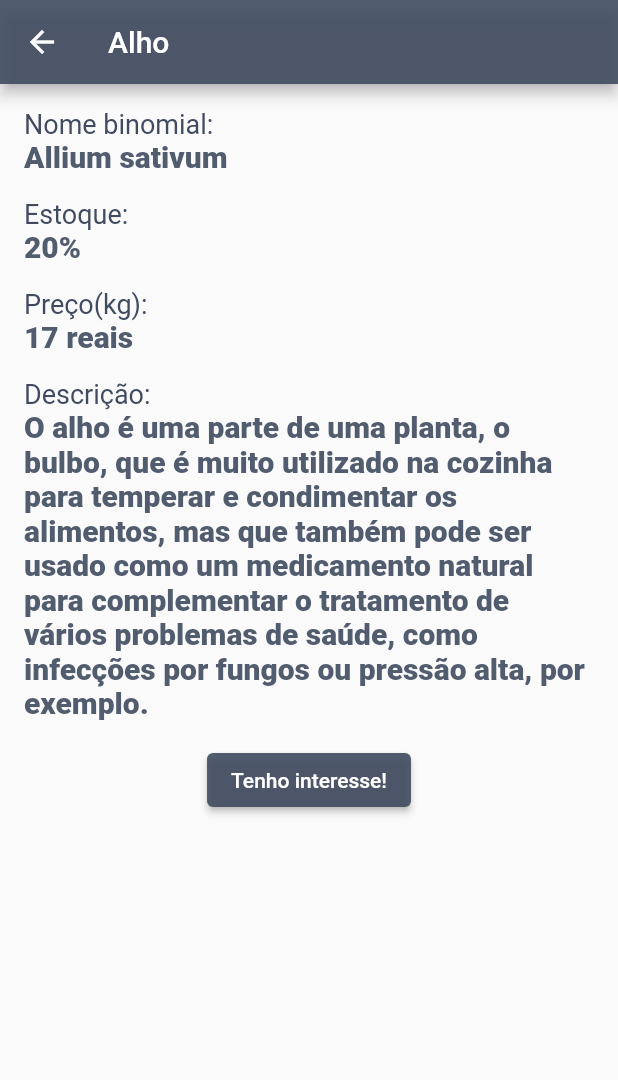
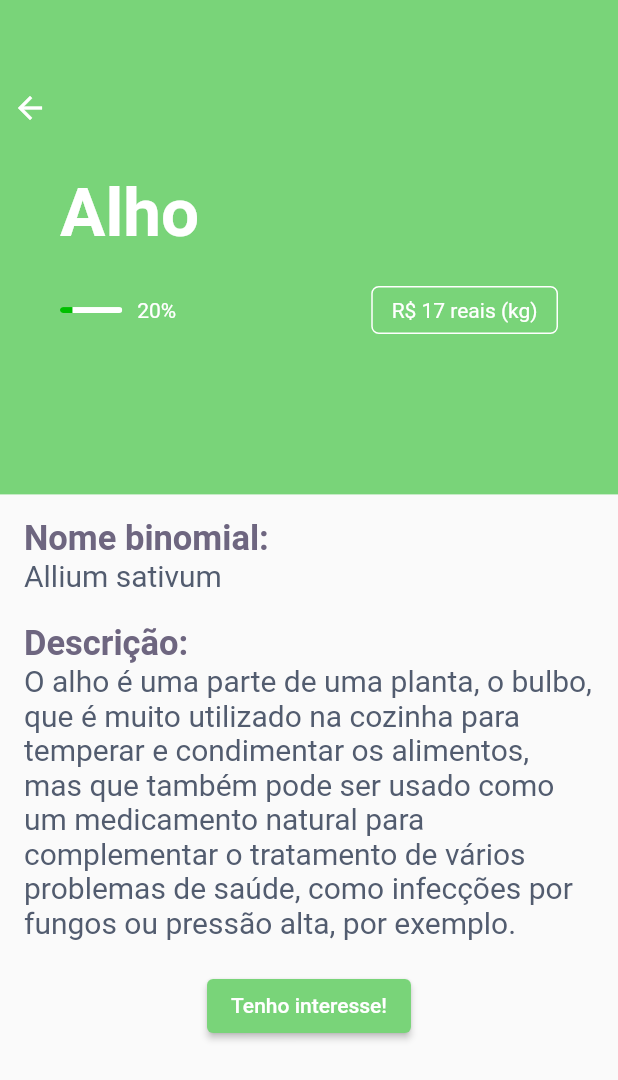
Before and after one commit to vpmoura/lista_cursos, a Flutter app: the screen it shows after launch, after a tap on "Alho", on a phone screen of 412 x 824 dp. Shown: the top 1080 px of the screen. Run offline on Flutter 3.47's test engine with Material 2 defaults, Android fonts, the phone set to English and light mode, and no system bars.

Commit message:
Adicionando estilos e modificando appbar detalhes

```diff
--- a/lib/repository/plantas_repository.dart
+++ b/lib/repository/plantas_repository.dart
@@ -18,7 +18,7 @@ class PlantasRepository {
           nome: 'Alho',
           estoque: '20%',
           percentualEstoque: 0.2,
-          preco: "17 reais",
+          preco: "17 reais (kg)",
           conteudo:
               'O alho é uma parte de uma planta, o bulbo, que é muito utilizado na cozinha para temperar e condimentar os alimentos, mas que também pode ser usado como um medicamento natural para complementar o tratamento de vários problemas de saúde, como infecções por fungos ou pressão alta, por exemplo.',
           nomeBinomial: 'Allium sativum',
@@ -30,10 +30,11 @@ class PlantasRepository {
           nome: 'Jaborandi',
           estoque: '10%',
           percentualEstoque: 0.1,
-            preco: '8 reais',
+          preco: '8 reais (kg)',
           conteudo:
               'A planta e árvore de jaborandi servem como um excelente medicamento da natureza para diversos problemas de saúde. Um dos principais usos do chá com finalidade curativa é para glaucoma.',
-            nomeBinomial: 'Pilocarpus microphyllus'),
+          nomeBinomial: 'Pilocarpus microphyllus',
+        ),
       );
       plantas.add(
         PlantaModel(
@@ -41,10 +42,11 @@ class PlantasRepository {
           nome: 'Valeriana',
           estoque: '60%',
           percentualEstoque: 0.6,
-            preco: '275 reais',
+          preco: '275 reais (kg)',
           conteudo:
               'A valeriana é uma planta medicinal da família das valerianáceas, que também pode ser conhecida como valeriana, valeriana-das-boticas ou valeriana selvagem, e que é muito utilizada popularmente para tratar crises de insônia, ansiedade e agitação.',
-            nomeBinomial: 'Valeriana officinalis'),
+          nomeBinomial: 'Valeriana officinalis',
+        ),
       );
       plantas.add(
         PlantaModel(
@@ -52,21 +54,23 @@ class PlantasRepository {
           nome: 'Erva-doce',
           estoque: '40%',
           percentualEstoque: 0.4,
-            preco: '40 reais',
+          preco: '40 reais (kg)',
           conteudo:
               'Esta planta é usada popularmente para gastrite, inchaço abdominal, má digestão, gases e dor de cabeça devido as propriedades analgésicas, anti-inflamatórias e antidispéptica. A erva-doce é usada também em produtos cosméticos e de perfumaria, podendo ser encontrada em diferentes formas, como extrato seco e óleo.',
-            nomeBinomial: 'Foeniculum vulgare'),
+          nomeBinomial: 'Foeniculum vulgare',
+        ),
       );
       plantas.add(
         PlantaModel(
           id: 4,
-            nome: 'Macela-do-campo',
+          nome: 'Macela',
           estoque: '30%',
           percentualEstoque: 0.3,
-            preco: '88 reais',
+          preco: '88 reais (kg)',
           conteudo:
               'A macela é uma planta medicinal muito utilizada como remédio caseiro para acalmar. As propriedades da macela incluem sua ação antiviral, antiespasmódica, anti-séptica, anti-inflamatória, calmante, antialérgica, adstringente, relaxante, tônica, digestiva e expectorante.',
-            nomeBinomial: 'Achyrocline satureioides'),
+          nomeBinomial: 'Achyrocline satureioides',
+        ),
       );
     }
 
--- a/lib/screens/plantas_detalhes_screen.dart
+++ b/lib/screens/plantas_detalhes_screen.dart
@@ -7,12 +7,74 @@ class PlantasDetalhesScreen extends StatelessWidget {
   Widget build(BuildContext context) {
     PlantaModel plantaModel = ModalRoute.of(context).settings.arguments;
 
-    return Scaffold(
-      appBar: AppBar(
-        backgroundColor: Color.fromRGBO(64, 75, 96, .9),
-        title: Text(plantaModel.nome),
+    final levelIndicator = Container(
+      child: Container(
+        child: ClipRRect(
+          borderRadius: BorderRadius.circular(4),
+          child: LinearProgressIndicator(
+            backgroundColor: Colors.white,
+            value: plantaModel.percentualEstoque,
+            valueColor: AlwaysStoppedAnimation(Color(0xFF00bf00)),
           ),
-      body: Padding(
+        ),
+      ),
+    );
+
+    final precoPlanta = Container(
+      padding: const EdgeInsets.all(7.0),
+      decoration: new BoxDecoration(
+        border: new Border.all(color: Colors.white),
+        borderRadius: BorderRadius.circular(5.0),
+      ),
+      child: Center(
+        child: new Text(
+          "R\$ " + plantaModel.preco.toString(),
+          style: TextStyle(color: Colors.white),
+        ),
+      ),
+    );
+
+    final topContentText = Column(
+      crossAxisAlignment: CrossAxisAlignment.start,
+      children: <Widget>[
+        SizedBox(height: 70.0),
+        SizedBox(height: 5.0),
+        Text(
+          plantaModel.nome,
+          style: TextStyle(
+            color: Colors.white,
+            fontSize: 45.0,
+            fontWeight: FontWeight.w600,
+          ),
+        ),
+        SizedBox(height: 22.7),
+        Row(
+          mainAxisAlignment: MainAxisAlignment.start,
+          children: <Widget>[
+            Expanded(
+              flex: 1,
+              child: levelIndicator,
+            ),
+            Expanded(
+              flex: 4,
+              child: Padding(
+                padding: EdgeInsets.only(left: 10.0),
+                child: Text(
+                  plantaModel.estoque,
+                  style: TextStyle(color: Colors.white),
+                ),
+              ),
+            ),
+            Expanded(
+              flex: 3,
+              child: precoPlanta,
+            ),
+          ],
+        ),
+      ],
+    );
+
+    final bottomContent = Padding(
       padding: const EdgeInsets.all(16.0),
       child: Container(
         child: Column(
@@ -20,12 +82,6 @@ class PlantasDetalhesScreen extends StatelessWidget {
           children: <Widget>[
             labelValue('Nome binomial'),
             fieldValue(plantaModel.nomeBinomial),
-              espaco(),
-              labelValue('Estoque'),
-              fieldValue(plantaModel.estoque),
-              espaco(),
-              labelValue('Preço(kg)'),
-              fieldValue(plantaModel.preco),
             espaco(),
             labelValue('Descrição'),
             fieldValue(plantaModel.conteudo),
@@ -39,19 +95,57 @@ class PlantasDetalhesScreen extends StatelessWidget {
                 },
                 child: Text('Tenho interesse!'),
                 style: ElevatedButton.styleFrom(
-                    primary: Color.fromRGBO(64, 75, 96, .9),
+                  primary: Color(0xFF79d479),
                 ),
               ),
             ),
           ],
         ),
       ),
+    );
+    //);
+
+    final topContent = Stack(
+      children: <Widget>[
+        Container(
+          height: MediaQuery.of(context).size.height * 0.4,
+          padding: EdgeInsets.all(40.0),
+          width: MediaQuery.of(context).size.width,
+          decoration: BoxDecoration(
+            color: Color(0xFF79d479),
+          ),
+          child: Center(
+            child: topContentText,
+          ),
+        ),
+        Positioned(
+          left: 8.0,
+          top: 60.0,
+          child: InkWell(
+            onTap: () {
+              Navigator.pop(context);
+            },
+            child: Icon(
+              Icons.arrow_back,
+              color: Colors.white,
+            ),
+          ),
+        )
+      ],
+    );
+
+    return Scaffold(
+      body: Column(
+        children: <Widget>[
+          topContent,
+          bottomContent,
+        ],
       ),
     );
   }
 
   SizedBox espaco() => SizedBox(
-        height: 16,
+        height: 20,
       );
 
   Widget labelValue(String _label) {
@@ -59,10 +153,10 @@ class PlantasDetalhesScreen extends StatelessWidget {
       '$_label:',
       textAlign: TextAlign.left,
       style: TextStyle(
-        color: Color.fromRGBO(64, 75, 96, 1),
+        color: Color(0xFF6E6680),
         fontStyle: FontStyle.normal,
-        fontWeight: FontWeight.normal,
-        fontSize: 18,
+        fontWeight: FontWeight.bold,
+        fontSize: 23,
       ),
     );
   }
@@ -73,7 +167,7 @@ class PlantasDetalhesScreen extends StatelessWidget {
       style: TextStyle(
         color: Color.fromRGBO(64, 75, 96, .9),
         fontStyle: FontStyle.normal,
-        fontWeight: FontWeight.w800,
+        fontWeight: FontWeight.normal,
         fontSize: 20,
       ),
     );
--- a/lib/screens/plantas_screen.dart
+++ b/lib/screens/plantas_screen.dart
@@ -12,8 +12,15 @@ class _PlantasScreenState extends State<PlantasScreen> {
   Widget build(BuildContext context) {
     return Scaffold(
       appBar: AppBar(
-        backgroundColor: Color.fromRGBO(64, 75, 96, .9),
-        title: Text("Plantas medicinais"),
+        backgroundColor: Color(0xFF79d479),
+        title: Text(
+          "Plantas medicinais",
+          style: TextStyle(
+            color: Colors.white,
+            fontSize: 23,
+            fontWeight: FontWeight.bold,
+          ),
+        ),
       ),
       body: FutureBuilder<List<PlantaModel>>(
         future: PlantasRepository().findAllAsync(),
@@ -49,8 +56,10 @@ class _PlantasScreenState extends State<PlantasScreen> {
       ),
       child: Container(
         decoration: BoxDecoration(
-          color: Color.fromRGBO(64, 75, 96, .9),
+          color: Color(0xFF79d479),
         ),
+        child: Padding(
+          padding: const EdgeInsets.all(7.5),
           child: ListTile(
             contentPadding:
                 EdgeInsets.symmetric(horizontal: 20.0, vertical: 10.0),
@@ -74,6 +83,7 @@ class _PlantasScreenState extends State<PlantasScreen> {
               style: TextStyle(
                 color: Colors.white,
                 fontWeight: FontWeight.bold,
+                fontSize: 20,
               ),
             ),
             subtitle: Row(
@@ -82,9 +92,9 @@ class _PlantasScreenState extends State<PlantasScreen> {
                   flex: 2,
                   child: Container(
                     child: LinearProgressIndicator(
-                    backgroundColor: Color.fromRGBO(209, 224, 224, 0.2),
+                      backgroundColor: Colors.white,
                       value: planta.percentualEstoque,
-                    valueColor: AlwaysStoppedAnimation(Colors.green),
+                      valueColor: AlwaysStoppedAnimation(Color(0xFF00bf00)),
                     ),
                   ),
                 ),
@@ -115,6 +125,7 @@ class _PlantasScreenState extends State<PlantasScreen> {
             },
           ),
         ),
+      ),
     );
   }
 }
```
Also changed, not shown: assets/images/alho.jpg (deleted). Lines whose indentation alone changed are shown as unchanged.
